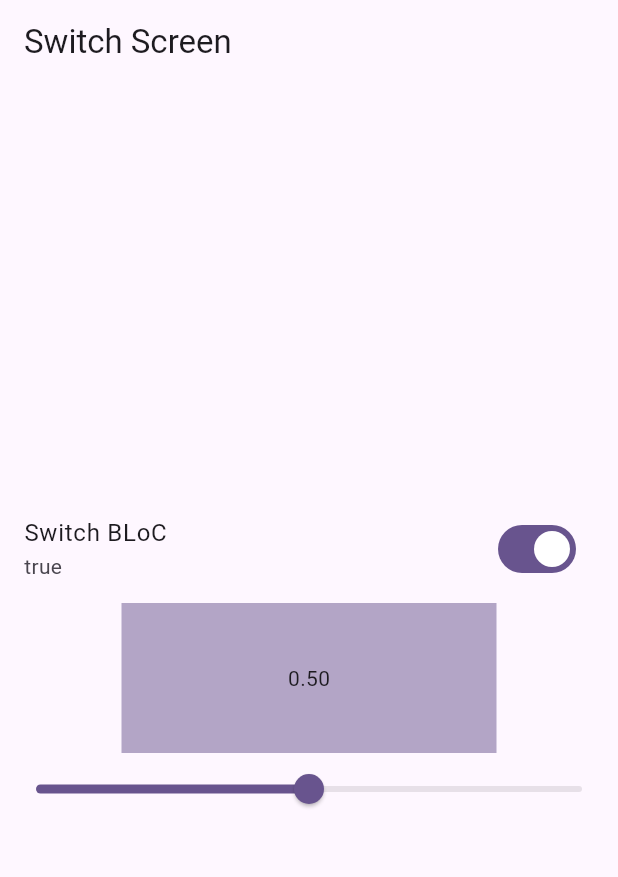
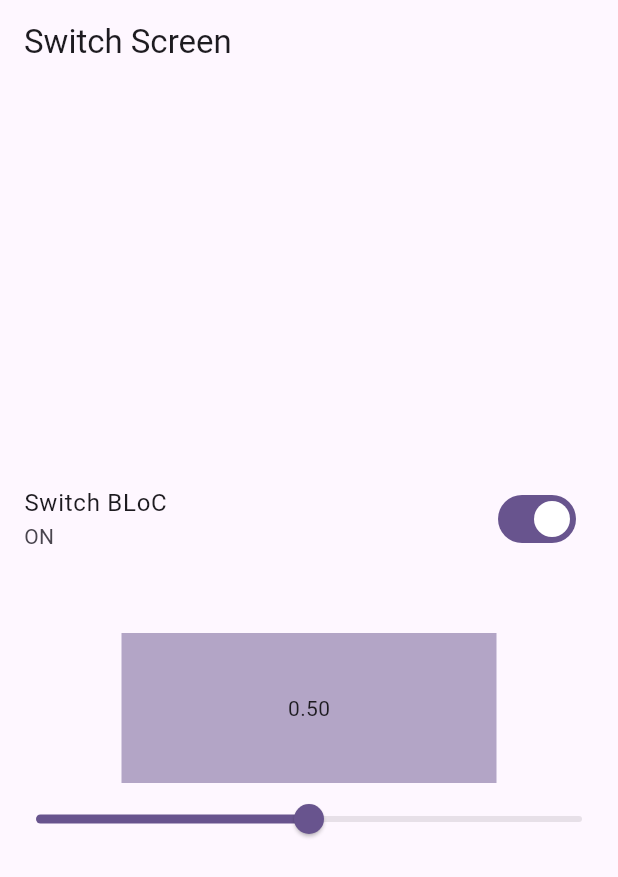
Before and after one commit to IamShahabAlam/BLoCking_BLoC, a Flutter app: the screen it shows after launch, after a tap on "Switch BLoC", on a phone screen of 412 x 824 dp. Shown: the top 877 px of the screen. Run offline on Flutter 3.47's test engine with Material 3 defaults, Android fonts, the phone set to English and light mode, and no system bars; our stand-ins replace bloc, equatable, flutter_bloc.

```diff
--- a/lib/main.dart
+++ b/lib/main.dart
@@ -1,6 +1,5 @@
 import 'package:bloc_app/bloc/counter/counter_bloc.dart';
 import 'package:bloc_app/bloc/switch/switch_bloc.dart';
-import 'package:bloc_app/presentation/counter/counter_screen.dart';
 import 'package:bloc_app/presentation/switch/switch_screen.dart';
 import 'package:flutter/material.dart';
 import 'package:flutter_bloc/flutter_bloc.dart';
@@ -15,10 +14,11 @@ class MyApp extends StatelessWidget {
   // This widget is the root of your application.
   @override
   Widget build(BuildContext context) {
-    return BlocProvider(
-      create: (context) => CounterBloc(),
-      child: BlocProvider(
-        create: (context) => SwitchBloc(),
+    return MultiBlocProvider(
+      providers: [
+        BlocProvider(create: (_) => CounterBloc()),
+        BlocProvider(create: (_) => SwitchBloc()),
+      ],
       child: MaterialApp(
           title: 'Flutter Demo',
           theme: ThemeData(
@@ -29,7 +29,6 @@ class MyApp extends StatelessWidget {
           // CounterScreen(),
           // const EquatablePage(title: 'EQUATABLE'),
           ),
-      ),
     );
   }
 }
--- a/lib/presentation/switch/switch_screen.dart
+++ b/lib/presentation/switch/switch_screen.dart
@@ -15,7 +15,7 @@ class _SwitchScreenState extends State<SwitchScreen> {
   @override
   Widget build(BuildContext context) {
     return Scaffold(
-      appBar: AppBar(title: Text("Switch Screen")),
+      appBar: AppBar(title: const Text("Switch Screen")),
       body: Column(
         mainAxisAlignment: MainAxisAlignment.center,
         crossAxisAlignment: CrossAxisAlignment.stretch,
@@ -30,9 +30,10 @@ class _SwitchScreenState extends State<SwitchScreen> {
                     context.read<SwitchBloc>().add(OnSwitchPress());
                   },
                   title: const Text("Switch BLoC"),
-                  subtitle: Text(state.isSwitchOn.toString()),
+                  subtitle: Text(state.isSwitchOn ? 'ON' : 'OFF'),
                 );
               }),
+          const SizedBox(height: 40.0),
           BlocBuilder<SwitchBloc, SwitchState>(
               buildWhen: (previous, current) => previous.sliderValue != current.sliderValue,
               builder: (context, state) {
```
Lines whose indentation alone changed are shown as unchanged.
